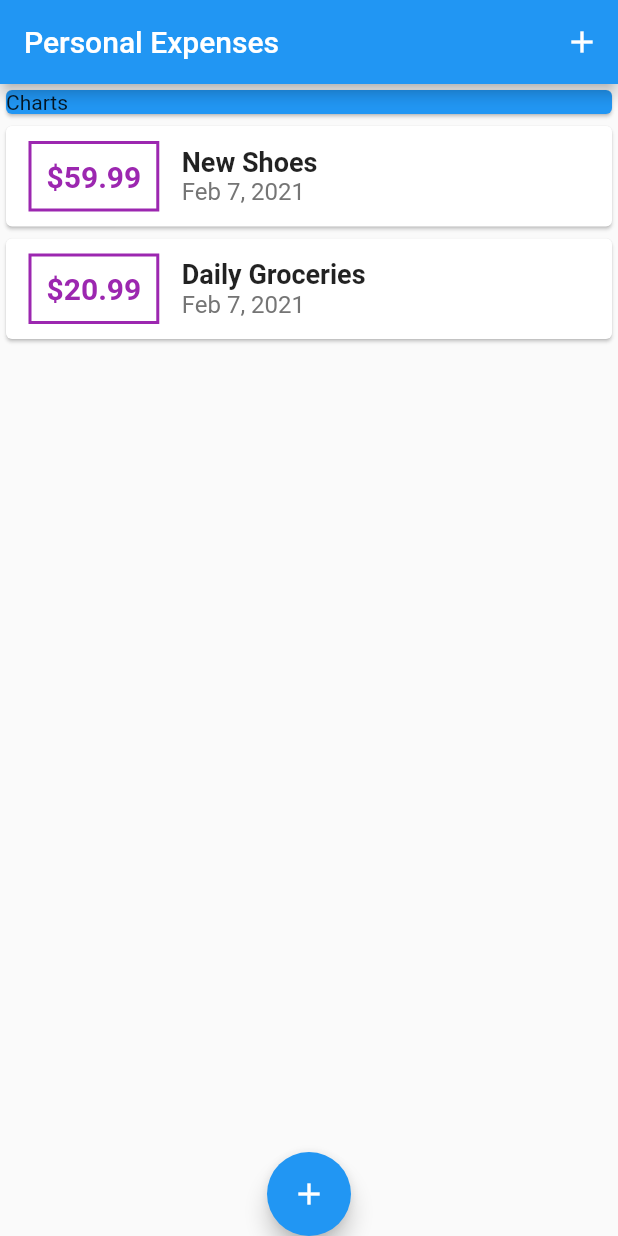
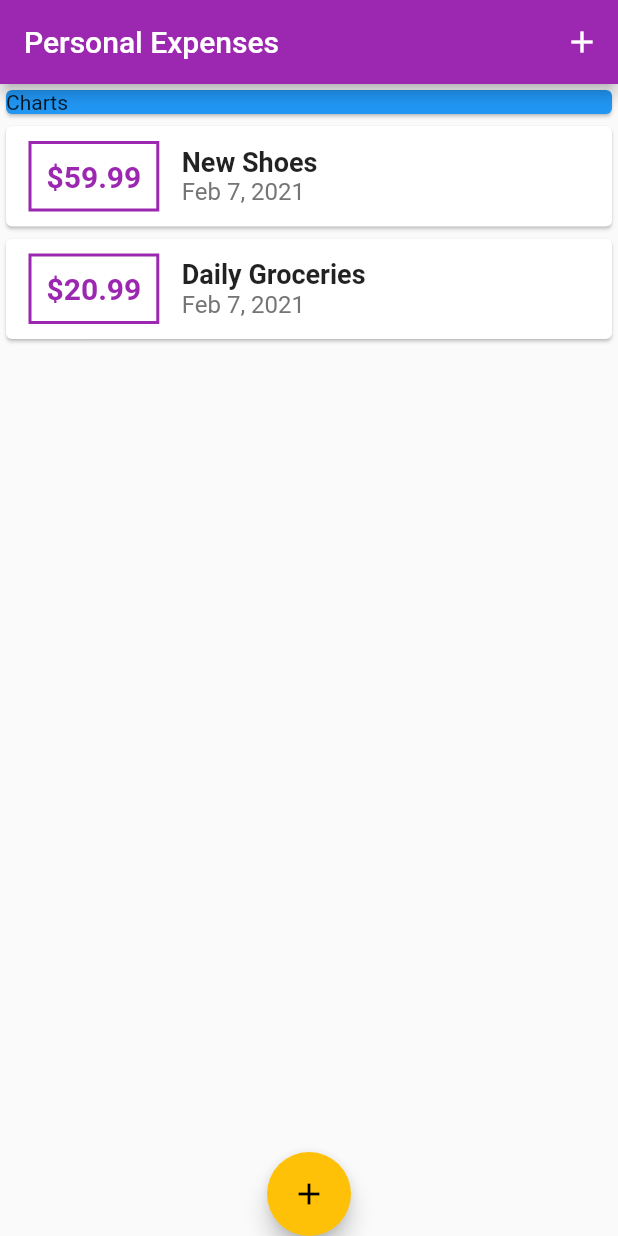
Before and after one commit to wasim919/playing-with-flutter, a Flutter app: the screen it shows after launch, on a phone screen of 412 x 824 dp. Run offline on Flutter 3.47's test engine with Material 2 defaults, Android fonts, the phone set to English and light mode, and no system bars.

Commit message:
theme file made

```diff
--- a/personal_expenses_tracker/lib/main.dart
+++ b/personal_expenses_tracker/lib/main.dart
@@ -12,6 +12,7 @@ class MyApp extends StatelessWidget {
     return MaterialApp(
       title: "Flutter App",
       home: MyHomePage(),
+      theme: ThemeData(primarySwatch: Colors.purple, accentColor: Colors.amber),
     );
   }
 }
--- a/personal_expenses_tracker/lib/widgets/transaction_list.dart
+++ b/personal_expenses_tracker/lib/widgets/transaction_list.dart
@@ -23,7 +23,7 @@ class TransactionList extends StatelessWidget {
                   decoration: BoxDecoration(
                       border: Border.all(
                     width: 2,
-                    color: Colors.purple,
+                    color: Theme.of(context).primaryColor,
                   )),
                   padding: EdgeInsets.all(10),
                   child: Text(
@@ -31,7 +31,7 @@ class TransactionList extends StatelessWidget {
                     style: TextStyle(
                       fontSize: 20,
                       fontWeight: FontWeight.bold,
-                      color: Colors.purple,
+                      color: Theme.of(context).primaryColor,
                     ),
                   ),
                 ),
```
